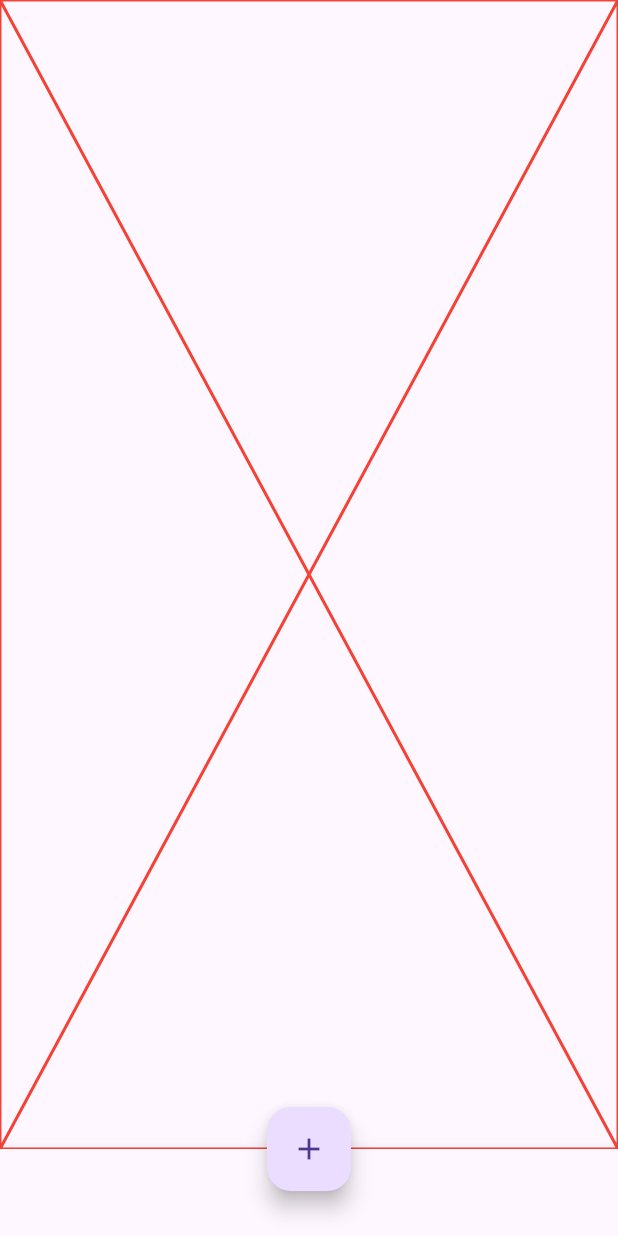
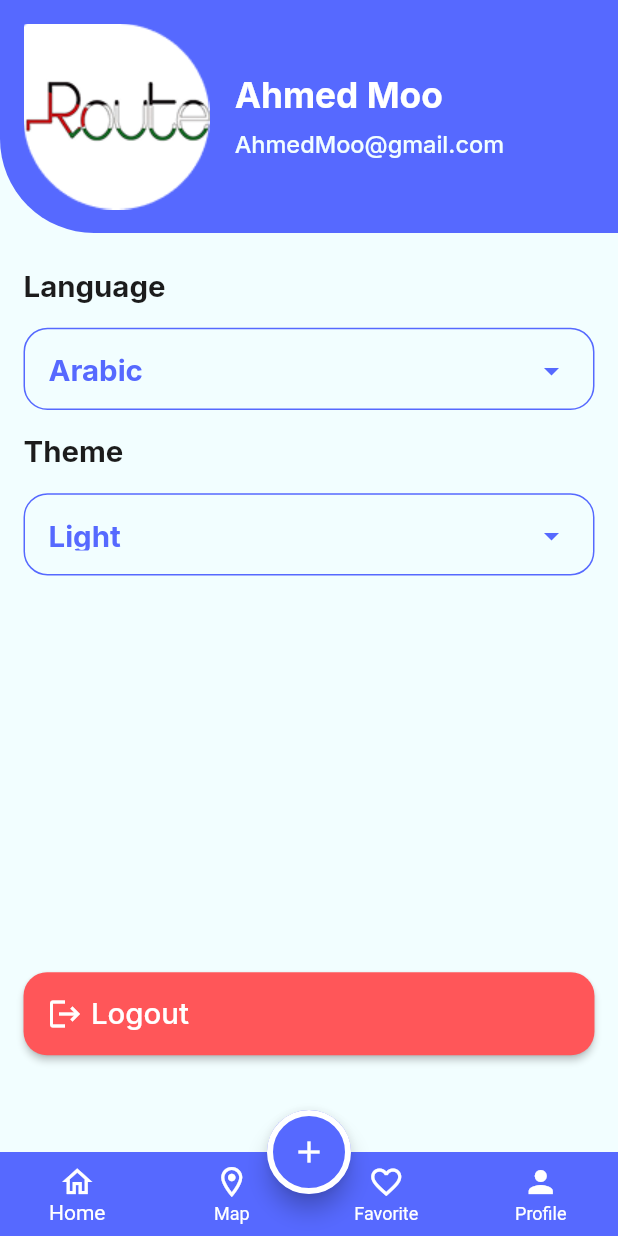
Before and after one commit to ahmedmohamed41/evently_app, a Flutter app: the screen it shows after launch, item 4 of the bottom bar chosen, on a phone screen of 412 x 824 dp. Run offline on Flutter 3.47's test engine with Material 3 defaults, Android fonts, the phone set to English and light mode, and no system bars; our stand-ins replace dots_indicator, flutter_screenutil, flutter_svg, google_fonts.

Commit message:
finish config theme and Ui profile

```diff
--- a/lib/config/theme/theme_manager.dart
+++ b/lib/config/theme/theme_manager.dart
@@ -5,26 +5,25 @@ import 'package:google_fonts/google_fonts.dart';
 
 class ThemeManager {
   static final ThemeData light = ThemeData(
+    brightness: Brightness.light,
     useMaterial3: false,
     primaryColor: ColorsManager.blue,
+    cardTheme: CardThemeData(
+      color: ColorsManager.whiteBlue,
+      shape: RoundedRectangleBorder(
+        borderRadius: BorderRadiusGeometry.circular(8),
+      ),
+    ),
     scaffoldBackgroundColor: ColorsManager.whiteBlue,
     appBarTheme: AppBarTheme(
       backgroundColor: ColorsManager.whiteBlue,
       titleTextStyle: GoogleFonts.inter(
         color: ColorsManager.blue,
         fontSize: 25,
-
       ),
       centerTitle: true,
+      foregroundColor: ColorsManager.blue,
     ),
-    colorScheme: ColorScheme.fromSeed(
-      seedColor: ColorsManager.blue,
-      primary: ColorsManager.whiteBlue,
-      onPrimary: ColorsManager.blue,
-      secondary: Colors.transparent,
-      onSecondary: ColorsManager.whiteBlue,
-    ),
-
     bottomNavigationBarTheme: const BottomNavigationBarThemeData(
       backgroundColor: ColorsManager.blue,
       type: BottomNavigationBarType.fixed,
@@ -119,23 +118,33 @@ class ThemeManager {
         fontWeight: FontWeight.bold,
         color: ColorsManager.blue,
       ),
+      titleLarge: GoogleFonts.inter(
+        fontSize: 20.sp,
+        fontWeight: FontWeight.bold,
+        color: ColorsManager.black1c,
+      ),
     ),
   );
   static final ThemeData dark = ThemeData(
+    brightness: Brightness.dark,
     useMaterial3: false,
     primaryColor: ColorsManager.darkBlue,
+    iconTheme: const IconThemeData(color: ColorsManager.ofWhite),
+    cardTheme: CardThemeData(
+      color: ColorsManager.darkBlue,
+      shape: RoundedRectangleBorder(
+        borderRadius: BorderRadiusGeometry.circular(8),
+      ),
+    ),
     scaffoldBackgroundColor: ColorsManager.darkBlue,
-    colorScheme: ColorScheme.fromSeed(
-      seedColor: ColorsManager.darkBlue,
-      primary: ColorsManager.darkBlue,
-      onPrimary: ColorsManager.darkBlue,
-      secondary: Colors.transparent,
-      onSecondary: ColorsManager.whiteBlue,
-    ),
-    bottomAppBarTheme: const BottomAppBarThemeData(
-      color: ColorsManager.darkBlue,
-      elevation: 16,
-      shape: CircularNotchedRectangle(),
+    appBarTheme: AppBarTheme(
+      backgroundColor: ColorsManager.darkBlue,
+      titleTextStyle: GoogleFonts.inter(
+        color: ColorsManager.blue,
+        fontSize: 25,
+      ),
+      centerTitle: true,
+      foregroundColor: ColorsManager.blue,
     ),
     bottomNavigationBarTheme: const BottomNavigationBarThemeData(
       backgroundColor: ColorsManager.darkBlue,
@@ -146,7 +155,7 @@ class ThemeManager {
     ),
     floatingActionButtonTheme: const FloatingActionButtonThemeData(
       backgroundColor: ColorsManager.darkBlue,
-      foregroundColor: ColorsManager.white,
+      foregroundColor: ColorsManager.ofWhite,
       shape: StadiumBorder(
         side: BorderSide(color: ColorsManager.white, width: 4),
       ),
@@ -154,7 +163,7 @@ class ThemeManager {
     inputDecorationTheme: InputDecorationTheme(
       enabledBorder: OutlineInputBorder(
         borderRadius: BorderRadius.circular(14.r),
-        borderSide: BorderSide(color: ColorsManager.grey, width: 1.w),
+        borderSide: BorderSide(color: ColorsManager.blue, width: 1.w),
       ),
       focusedBorder: OutlineInputBorder(
         borderRadius: BorderRadius.circular(14.r),
@@ -169,12 +178,12 @@ class ThemeManager {
         borderSide: BorderSide(color: ColorsManager.red, width: 1.w),
       ),
       labelStyle: GoogleFonts.inter(
-        fontSize: 14.sp,
+        fontSize: 16.sp,
         fontWeight: FontWeight.w500,
-        color: ColorsManager.grey,
+        color: ColorsManager.ofWhite,
       ),
-      prefixIconColor: ColorsManager.grey,
-      suffixIconColor: ColorsManager.grey,
+      prefixIconColor: ColorsManager.ofWhite,
+      suffixIconColor: ColorsManager.ofWhite,
     ),
     elevatedButtonTheme: ElevatedButtonThemeData(
       style: ElevatedButton.styleFrom(
@@ -204,26 +213,31 @@ class ThemeManager {
       headlineSmall: GoogleFonts.inter(
         fontSize: 14.sp,
         fontWeight: FontWeight.w400,
-        color: ColorsManager.white,
+        color: ColorsManager.ofWhite,
       ),
       headlineMedium: GoogleFonts.inter(
         fontSize: 14.sp,
         fontWeight: FontWeight.w700,
-        color: ColorsManager.blue,
+        color: ColorsManager.darkBlue,
       ),
       headlineLarge: GoogleFonts.inter(
         fontSize: 24.sp,
         fontWeight: FontWeight.bold,
-        color: ColorsManager.white,
+        color: ColorsManager.ofWhite,
+      ),
+      titleMedium: GoogleFonts.inter(
+        fontSize: 14.sp,
+        fontWeight: FontWeight.bold,
+        color: ColorsManager.ofWhite,
       ),
       bodySmall: GoogleFonts.inter(
         fontSize: 16.sp,
         fontWeight: FontWeight.w500,
-        color: ColorsManager.black1c,
+        color: ColorsManager.ofWhite,
       ),
-      labelSmall: TextStyle(
-        fontSize: 16.sp,
-        fontWeight: FontWeight.w500,
+      bodyLarge: GoogleFonts.inter(
+        fontSize: 20.sp,
+        fontWeight: FontWeight.bold,
         color: ColorsManager.blue,
       ),
     ),
--- a/lib/core/resources/assets_manager.dart
+++ b/lib/core/resources/assets_manager.dart
@@ -7,6 +7,7 @@ class ImagesAssets {
   static const String onboarding2 = '$base/onboarding2.png';
   static const String onboarding3 = '$base/onboarding3.png';
   static const String onboarding4 = '$base/onboarding4.png';
+  static const String profileImage = '$base/profile_image-1.png';
   //////////////////////////////////////////////////////////
   static const String meeting = '$base/meeting.png';
   static const String birthday = '$base/birthday.png';
--- a/lib/core/resources/colors_manager.dart
+++ b/lib/core/resources/colors_manager.dart
@@ -5,7 +5,9 @@ abstract class ColorsManager {
   static const Color grey = Color(0xFF7B7B7B);
   static const Color blue = Color(0xFF5669FF);
   static const Color white = Color(0xFFFFFFFF);
+  static const Color ofWhite = Color(0xFFF4EBDC);
   static const Color black1c = Color(0xFF1C1C1C);
   static const Color red = Color(0xFFD80027);
+  static const Color redWhite = Color(0xFFFF5659);
   static const darkBlue = Color(0xFF101127);
 }
--- a/lib/core/widgets/custom_tab_bar.dart
+++ b/lib/core/widgets/custom_tab_bar.dart
@@ -32,6 +32,7 @@ class _CustomTabBarState extends State<CustomTabBar> {
       length: widget.categories.length,
 
       child: TabBar(
+        indicatorColor: Colors.transparent,
         onTap: (value) {
           widget.onCategoryItemClicked?.call(widget.categories[value]);
           setState(() {
--- a/lib/core/widgets/custom_text_form_field.dart
+++ b/lib/core/widgets/custom_text_form_field.dart
@@ -1,12 +1,9 @@
-import 'package:evently_app/core/resources/colors_manager.dart';
 import 'package:flutter/material.dart';
-import 'package:flutter_screenutil/flutter_screenutil.dart';
-import 'package:google_fonts/google_fonts.dart';
 
 class CustomTextFormField extends StatelessWidget {
   const CustomTextFormField({
     super.key,
-    this.maxLines=1,
+    this.maxLines = 1,
     this.labelText,
     this.prefixIcon,
     this.hintText,
@@ -32,33 +29,13 @@ class CustomTextFormField extends StatelessWidget {
       obscureText: obscureText,
       decoration: InputDecoration(
         hintText: hintText,
+        hintStyle: Theme.of(context).textTheme.bodySmall,
+        labelText: labelText,
 
-        labelText: labelText,
-        labelStyle: GoogleFonts.inter(
-          color: ColorsManager.grey,
-          fontSize: 16,
-          fontWeight: FontWeight.w500,
-        ),
         prefixIcon: prefixIcon == null
             ? null
-            : Icon(prefixIcon, color: ColorsManager.grey),
+            : Icon(prefixIcon,),
         suffixIcon: suffixIcon,
-        border: OutlineInputBorder(
-          borderRadius: BorderRadius.circular(16.r),
-          borderSide: const BorderSide(color: ColorsManager.grey),
-        ),
-        enabledBorder: OutlineInputBorder(
-          borderRadius: BorderRadius.circular(16.r),
-          borderSide: const BorderSide(color: ColorsManager.grey),
-        ),
-        focusedBorder: OutlineInputBorder(
-          borderRadius: BorderRadius.circular(16.r),
-          borderSide: const BorderSide(color: ColorsManager.grey),
-        ),
-        errorBorder: OutlineInputBorder(
-          borderRadius: BorderRadius.circular(16.r),
-          borderSide: const BorderSide(color: ColorsManager.red),
-        ),
       ),
     );
   }
--- a/lib/features/auth/login/login.dart
+++ b/lib/features/auth/login/login.dart
@@ -77,7 +77,6 @@ class _LoginState extends State<Login> {
                     onPressed: _onClickedPasswordSecure,
                     icon: Icon(
                       securePassword ? Icons.visibility_off : Icons.visibility,
-                      color: ColorsManager.grey,
                     ),
                   ),
                 ),
@@ -91,11 +90,7 @@ class _LoginState extends State<Login> {
                   children: [
                     Text(
                       "Don't Have Account ? ",
-                      style: GoogleFonts.inter(
-                        color: ColorsManager.black1c,
-                        fontSize: 16,
-                        fontWeight: FontWeight.w500,
-                      ),
+                      style: Theme.of(context).textTheme.bodySmall,
                     ),
                     CustomButtomText(
                       onTap: () {
--- a/lib/features/auth/register/register.dart
+++ b/lib/features/auth/register/register.dart
@@ -1,5 +1,4 @@
 import 'package:evently_app/core/resources/assets_manager.dart';
-import 'package:evently_app/core/resources/colors_manager.dart';
 import 'package:evently_app/core/resources/validators.dart';
 import 'package:evently_app/core/routes/app_routes.dart';
 import 'package:evently_app/core/widgets/custom_buttom_text.dart';
@@ -7,7 +6,6 @@ import 'package:evently_app/core/widgets/custom_elevated_button.dart';
 import 'package:evently_app/core/widgets/custom_text_form_field.dart';
 import 'package:flutter/material.dart';
 import 'package:flutter_screenutil/flutter_screenutil.dart';
-import 'package:google_fonts/google_fonts.dart';
 
 class Register extends StatefulWidget {
   const Register({super.key});
@@ -89,7 +87,6 @@ class _RegisterState extends State<Register> {
                     onPressed: _onClickedPasswordSecure,
                     icon: Icon(
                       securePassword ? Icons.visibility_off : Icons.visibility,
-                      color: ColorsManager.grey,
                     ),
                   ),
                 ),
@@ -114,7 +111,6 @@ class _RegisterState extends State<Register> {
                       secureRePassword
                           ? Icons.visibility_off
                           : Icons.visibility,
-                      color: ColorsManager.grey,
                     ),
                   ),
                 ),
@@ -129,11 +125,7 @@ class _RegisterState extends State<Register> {
                   children: [
                     Text(
                       'Already Have Account ? ',
-                      style: GoogleFonts.inter(
-                        color: ColorsManager.black1c,
-                        fontSize: 16,
-                        fontWeight: FontWeight.w500,
-                      ),
+                      style: Theme.of(context).textTheme.bodySmall,
                     ),
                     CustomButtomText(
                       onTap: () {
--- a/lib/features/create_event/create_event.dart
+++ b/lib/features/create_event/create_event.dart
@@ -48,7 +48,11 @@ class _CreateEventState extends State<CreateEvent> {
                 },
                 categories: CategoryModel.categories,
                 selectedTapBgColor: ColorsManager.blue,
-                selectedTapFgColor: ColorsManager.white,
+                selectedTapFgColor:
+                    MediaQuery.of(context).platformBrightness ==
+                        Brightness.light
+                    ? ColorsManager.white
+                    : ColorsManager.darkBlue,
                 unSelectedTapBgColor: Colors.transparent,
                 unSelectedTapFgColor: ColorsManager.blue,
               ),
--- a/lib/features/main_layout/home/home_tab.dart
+++ b/lib/features/main_layout/home/home_tab.dart
@@ -16,11 +16,12 @@ class HomeTab extends StatefulWidget {
 class _HomeTabState extends State<HomeTab> {
   @override
   Widget build(BuildContext context) {
+    final isDark = Theme.of(context).brightness;
     return Column(
       children: [
         Container(
           decoration: BoxDecoration(
-            color: ColorsManager.blue,
+            color: Theme.of(context).primaryColor,
             borderRadius: BorderRadius.vertical(bottom: Radius.circular(20.r)),
           ),
           child: SafeArea(
@@ -68,12 +69,13 @@ class _HomeTabState extends State<HomeTab> {
                         margin: const EdgeInsets.only(left: 10),
                         padding: const EdgeInsets.all(10),
                         decoration: BoxDecoration(
-                          color: ColorsManager.white,
+                          color: ColorsManager.ofWhite,
                           borderRadius: BorderRadius.circular(8),
                         ),
                         child: Text(
                           'EN',
-                          style: Theme.of(context).textTheme.headlineMedium,
+                          style: Theme.of(context).textTheme.headlineMedium
+
                         ),
                       ),
                     ],
@@ -83,10 +85,16 @@ class _HomeTabState extends State<HomeTab> {
                   ),
                   CustomTabBar(
                     categories: CategoryModel.categoriesWithAll,
-                    selectedTapBgColor: ColorsManager.whiteBlue,
-                    selectedTapFgColor: ColorsManager.blue,
+                    selectedTapBgColor: isDark == Brightness.light
+                        ? ColorsManager.whiteBlue
+                        : ColorsManager.blue,
+                    selectedTapFgColor: isDark == Brightness.light
+                        ? ColorsManager.blue
+                        : ColorsManager.whiteBlue,
                     unSelectedTapFgColor: ColorsManager.whiteBlue,
-                    unSelectedTapBgColor: ColorsManager.blue,
+                    unSelectedTapBgColor: isDark == Brightness.light
+                        ? ColorsManager.blue
+                        : Colors.transparent,
                   ),
                 ],
               ),
--- /dev/null
+++ b/lib/features/main_layout/profile/drop_down_item.dart
@@ -0,0 +1,60 @@
+import 'package:evently_app/core/resources/colors_manager.dart';
+import 'package:flutter/material.dart';
+import 'package:flutter_screenutil/flutter_screenutil.dart';
+
+class DropDownItem extends StatelessWidget {
+  const DropDownItem({super.key, required this.label, required this.selectedItem, required this.menuItems});
+  final String label;
+  final String selectedItem;
+  final List<String> menuItems;
+  @override
+  Widget build(BuildContext context) {
+    return Padding(
+      padding: REdgeInsets.symmetric(horizontal: 16),
+      child: Column(
+        crossAxisAlignment: CrossAxisAlignment.start,
+        children: [
+          Text(
+           label,
+            style: Theme.of(context).textTheme.titleLarge,
+          ),
+          SizedBox(
+            height: 16.h,
+          ),
+          Container(
+            height: 56.h,
+            padding: REdgeInsets.all(16),
+            decoration: BoxDecoration(
+              border: Border.all(width: 1, color: ColorsManager.blue),
+              borderRadius: BorderRadius.circular(16),
+            ),
+            child: Row(
+              children: [
+                Text(
+                  selectedItem,
+                  style: Theme.of(context).textTheme.bodyLarge,
+                ),
+                const Spacer(),
+                DropdownButton<String>(
+                  dropdownColor: ColorsManager.blue,
+                  iconEnabledColor: ColorsManager.blue,
+                  underline: const SizedBox(),
+                  items: menuItems.map((value) {
+                    return DropdownMenuItem(
+                      value: value,
+                      child: Text(
+                        value,
+                        style: const TextStyle(color: Colors.black),
+                      ),
+                    );
+                  }).toList(),
+                  onChanged: (_) {},
+                ),
+              ],
+            ),
+          ),
+        ],
+      ),
+    );
+  }
+}
--- a/lib/features/main_layout/profile/profile_tap.dart
+++ b/lib/features/main_layout/profile/profile_tap.dart
@@ -1,12 +1,94 @@
+import 'package:evently_app/core/resources/assets_manager.dart';
+import 'package:evently_app/core/resources/colors_manager.dart';
+import 'package:evently_app/features/main_layout/profile/drop_down_item.dart';
 import 'package:flutter/material.dart';
+import 'package:flutter_screenutil/flutter_screenutil.dart';
 
 class ProfileTap extends StatelessWidget {
   const ProfileTap({super.key});
 
   @override
   Widget build(BuildContext context) {
-    return const Placeholder(
-      color: Colors.red,
+    return Column(
+      children: [
+        Container(
+          decoration: BoxDecoration(
+            color: ColorsManager.blue,
+            borderRadius: BorderRadius.only(bottomLeft: Radius.circular(64.r)),
+          ),
+          child: Padding(
+            padding: REdgeInsets.symmetric(horizontal: 16, vertical: 16),
+            child: SafeArea(
+              child: Row(
+                children: [
+                  Image.asset(ImagesAssets.profileImage),
+                  SizedBox(
+                    width: 16.w,
+                  ),
+                  Expanded(
+                    child: Column(
+                      crossAxisAlignment: CrossAxisAlignment.start,
+                      mainAxisSize: MainAxisSize.min,
+                      children: [
+                        Text(
+                          'Ahmed Moo',
+                          style: Theme.of(context).textTheme.headlineLarge,
+                        ),
+                        SizedBox(
+                          height: 10.h,
+                        ),
+                        Text(
+                          overflow: TextOverflow.clip,
+                          'AhmedMoo@gmail.com',
+                          style: Theme.of(context).textTheme.bodySmall!
+                              .copyWith(
+                                color: ColorsManager.whiteBlue,
+                              ),
+                        ),
+                      ],
+                    ),
+                  ),
+                ],
+              ),
+            ),
+          ),
+        ),
+        SizedBox(
+          height: 24.h,
+        ),
+        const DropDownItem(
+          label: 'Language',
+          selectedItem: 'Arabic',
+          menuItems: ['Arabic', 'English'],
+        ),
+        SizedBox(
+          height: 16.h,
+        ),
+        const DropDownItem(
+          label: 'Theme',
+          selectedItem: 'Light',
+          menuItems: ['Light', 'Dark'],
+        ),
+        Padding(
+          padding: REdgeInsets.only(left: 16, right: 16, top: 270),
+          child: ElevatedButton(
+            style: ElevatedButton.styleFrom(
+              padding: REdgeInsets.all(16),
+              backgroundColor: ColorsManager.redWhite,
+            ),
+            onPressed: () {},
+            child: Row(
+              children: [
+                const Icon(Icons.logout),
+                SizedBox(
+                  width: 5.w,
+                ),
+                const Text('Logout'),
+              ],
+            ),
+          ),
+        ),
+      ],
     );
   }
 }
--- a/lib/main.dart
+++ b/lib/main.dart
@@ -19,8 +19,9 @@ class EventlyApp extends StatelessWidget {
       splitScreenMode: true,
       builder: (context, child) => MaterialApp(
         debugShowCheckedModeBanner: false,
-        theme: ThemeData.light(),
-        darkTheme: ThemeManager.light,
+        theme: ThemeManager.light,
+        darkTheme: ThemeManager.dark,
+        themeMode: ThemeMode.light,
         onGenerateRoute: RoutesManager.router,
         initialRoute: AppRoutes.mainLayout,
       ),
```
Also changed, not shown: assets/images/2.0x/profile_image@2x.png (added), assets/images/3.0x/profile_image.png (added), assets/images/profile_image-1.png (added).
